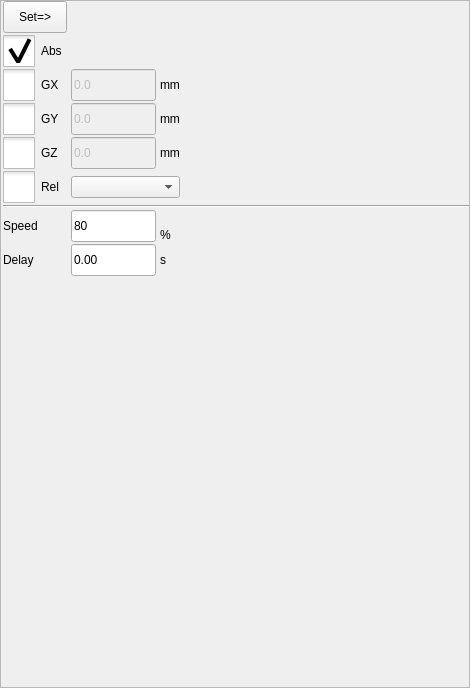
Above: hcinstruction/actionsettingframe.ui from GaussCheng/2-5AxisPunch before the change. Below: the same form after it.
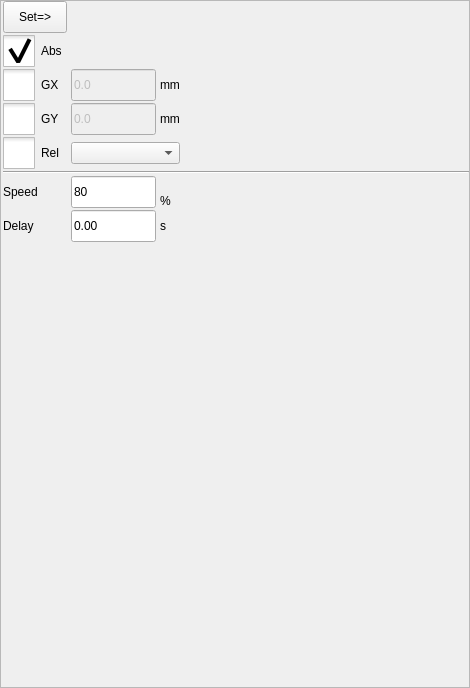
That is the form after the change. Icons and pictures are not drawn. Custom widgets are drawn as their Qt base class.

Diff of the .ui file:
```diff
--- a/hcinstruction/actionsettingframe.ui
+++ b/hcinstruction/actionsettingframe.ui
@@ -38,14 +38,14 @@
    <property name="verticalSpacing">
     <number>2</number>
    </property>
-   <item row="10" column="0">
+   <item row="9" column="0">
     <widget class="QLabel" name="label_2">
      <property name="text">
       <string>Delay</string>
      </property>
     </widget>
    </item>
-   <item row="10" column="2">
+   <item row="9" column="2">
     <widget class="QLabel" name="label_8">
      <property name="sizePolicy">
       <sizepolicy hsizetype="Fixed" vsizetype="Preferred">
@@ -83,7 +83,7 @@
      </property>
     </widget>
    </item>
-   <item row="9" column="2">
+   <item row="8" column="2">
     <widget class="QLabel" name="label_7">
      <property name="sizePolicy">
       <sizepolicy hsizetype="Fixed" vsizetype="Preferred">
@@ -140,7 +140,7 @@
      </attribute>
     </widget>
    </item>
-   <item row="10" column="1">
+   <item row="9" column="1">
     <widget class="ICLineEditWithVirtualNumericKeypad" name="delayEdit">
      <property name="minimumSize">
       <size>
@@ -232,7 +232,7 @@
      </property>
     </widget>
    </item>
-   <item row="8" column="1" rowspan="2">
+   <item row="7" column="1" rowspan="2">
     <widget class="ICLineEditWithVirtualNumericKeypad" name="speedEdit">
      <property name="minimumSize">
       <size>
@@ -270,22 +270,6 @@
      </property>
     </widget>
    </item>
-   <item row="4" column="2">
-    <widget class="QLabel" name="label_9">
-     <property name="sizePolicy">
-      <sizepolicy hsizetype="Fixed" vsizetype="Preferred">
-       <horstretch>0</horstretch>
-       <verstretch>0</verstretch>
-      </sizepolicy>
-     </property>
-     <property name="text">
-      <string>mm</string>
-     </property>
-     <property name="alignment">
-      <set>Qt::AlignLeading|Qt::AlignLeft|Qt::AlignVCenter</set>
-     </property>
-    </widget>
-   </item>
    <item row="3" column="0">
     <widget class="QCheckBox" name="gyButton">
      <property name="styleSheet">
@@ -321,42 +305,7 @@
      </property>
     </widget>
    </item>
-   <item row="4" column="0">
-    <widget class="QCheckBox" name="gzButton">
-     <property name="styleSheet">
-      <string notr="true">::indicator {
-     width: 32px;
-     height: 32px;
- }
-
-::indicator:unchecked 
-{
-     image: url(:/resource/check_unchecked.png);
- }
-::indicator:checked 
-{
-     image: url(:/resource/check_checked.png);
- }
-
-::indicator:checked:disabled
-{
- image: url(:/resource/check_checked_disable.png);
-}
-
-::indicator:unchecked:disabled
-{
- image: url(:/resource/check_unchecked_disable.png);
-}</string>
-     </property>
-     <property name="text">
-      <string>GZ</string>
-     </property>
-     <property name="checkable">
-      <bool>true</bool>
-     </property>
-    </widget>
-   </item>
-   <item row="11" column="1">
+   <item row="10" column="1">
     <spacer name="verticalSpacer">
      <property name="orientation">
       <enum>Qt::Vertical</enum>
@@ -369,28 +318,6 @@
      </property>
     </spacer>
    </item>
-   <item row="4" column="1">
-    <widget class="ICLineEditWithVirtualNumericKeypad" name="zPosLineEdit">
-     <property name="enabled">
-      <bool>false</bool>
-     </property>
-     <property name="minimumSize">
-      <size>
-       <width>85</width>
-       <height>0</height>
-      </size>
-     </property>
-     <property name="maximumSize">
-      <size>
-       <width>85</width>
-       <height>32</height>
-      </size>
-     </property>
-     <property name="text">
-      <string>0.0</string>
-     </property>
-    </widget>
-   </item>
    <item row="2" column="3">
     <spacer name="horizontalSpacer">
      <property name="orientation">
@@ -404,7 +331,7 @@
      </property>
     </spacer>
    </item>
-   <item row="8" column="0" rowspan="2">
+   <item row="7" column="0" rowspan="2">
     <widget class="QLabel" name="label_6">
      <property name="sizePolicy">
       <sizepolicy hsizetype="Fixed" vsizetype="Preferred">
@@ -436,10 +363,10 @@
      </property>
     </widget>
    </item>
-   <item row="6" column="1" colspan="2">
+   <item row="5" column="1" colspan="2">
     <widget class="QComboBox" name="pointSel"/>
    </item>
-   <item row="6" column="0">
+   <item row="5" column="0">
     <widget class="QCheckBox" name="relBox">
      <property name="styleSheet">
       <string notr="true">::indicator {
@@ -477,7 +404,7 @@
      </attribute>
     </widget>
    </item>
-   <item row="7" column="0" colspan="4">
+   <item row="6" column="0" colspan="4">
     <widget class="Line" name="line">
      <property name="styleSheet">
       <string notr="true">QMessageBox QAbstractButton
```
Left out of the diff: 4 changed lines with no effect on the pictures.
